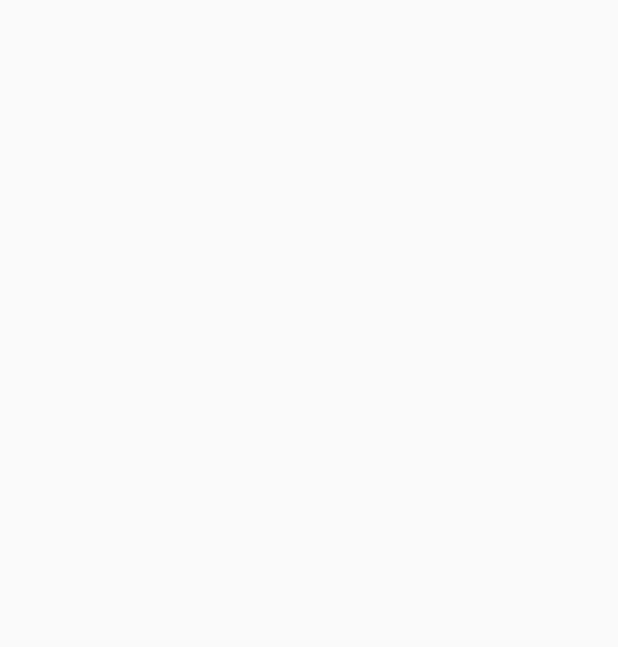
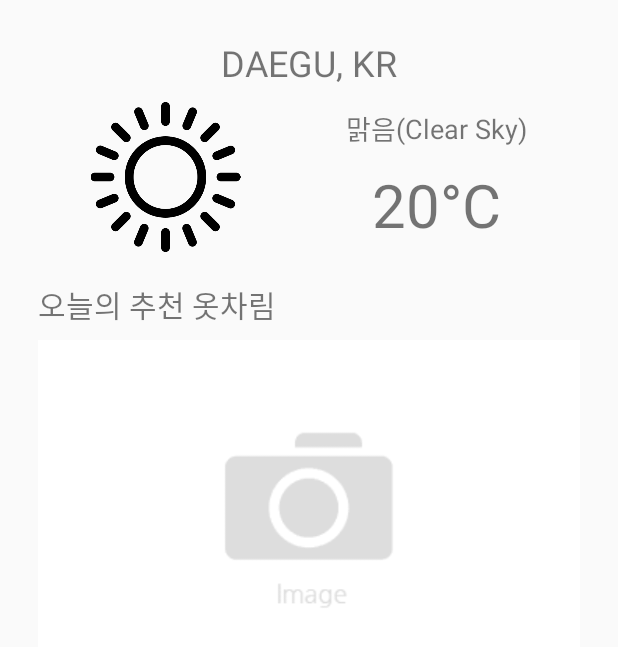
Before and after one commit to ljiho222/MyCloset, an Android app: the Style screen opened directly, with no data from a screen before it, on a phone screen of 412 x 824 dp. Before the commit the part shown is empty. Shown: the top 647 px of the screen. Run offline under Robolectric (Android 15) with nearby library versions, the phone set to English and light mode, and no system bars.

Commit message:
style xml 수정

```diff
--- a/app/src/main/res/layout/activity_style.xml
+++ b/app/src/main/res/layout/activity_style.xml
@@ -1,9 +1,90 @@
 <?xml version="1.0" encoding="utf-8"?>
-<androidx.constraintlayout.widget.ConstraintLayout xmlns:android="http://schemas.android.com/apk/res/android"
+<RelativeLayout xmlns:android="http://schemas.android.com/apk/res/android"
     xmlns:app="http://schemas.android.com/apk/res-auto"
     xmlns:tools="http://schemas.android.com/tools"
     android:layout_width="match_parent"
     android:layout_height="match_parent"
+    android:padding="25dp"
     tools:context=".Style">
+    <LinearLayout
+        android:orientation="vertical"
+        android:layout_width="match_parent"
+        android:layout_height="match_parent">
 
-</androidx.constraintlayout.widget.ConstraintLayout>
+        <TextView
+            android:id="@+id/address"
+            android:layout_width="wrap_content"
+            android:layout_height="wrap_content"
+            android:layout_gravity="center"
+            android:textSize="24dp"
+            android:text="DAEGU, KR"/>
+
+        <LinearLayout
+            android:layout_width="match_parent"
+            android:layout_height="wrap_content"
+            android:layout_marginTop="10dp"
+            android:orientation="horizontal">
+
+            <ImageView
+                android:id="@+id/w_image"
+                android:layout_width="100dp"
+                android:layout_height="100dp"
+                android:layout_gravity="center"
+                android:layout_weight="1"
+                android:src="@drawable/img1"/>
+
+            <LinearLayout
+                android:layout_width="wrap_content"
+                android:layout_height="wrap_content"
+                android:layout_gravity="center"
+                android:layout_weight="1"
+                android:orientation="vertical">
+                <LinearLayout
+                    android:layout_width="wrap_content"
+                    android:layout_height="wrap_content"
+                    android:layout_gravity="center"
+                    android:orientation="horizontal">
+
+                    <TextView
+                        android:id="@+id/status_main"
+                        android:layout_width="wrap_content"
+                        android:layout_height="wrap_content"
+                        android:textSize="18dp"
+                        android:layout_gravity="center"
+                        android:text="맑음"/>
+                    <TextView
+                        android:id="@+id/status"
+                        android:layout_width="wrap_content"
+                        android:layout_height="wrap_content"
+                        android:textSize="18dp"
+                        android:layout_gravity="center"
+                        android:text="(Clear Sky)"/>
+
+                </LinearLayout>
+                <TextView
+                    android:id="@+id/temp"
+                    android:layout_width="wrap_content"
+                    android:layout_height="wrap_content"
+                    android:textSize="40dp"
+                    android:layout_marginTop="10dp"
+                    android:layout_gravity="center"
+                    android:text="20°C"/>
+            </LinearLayout>
+
+        </LinearLayout>
+        <TextView
+            android:layout_width="wrap_content"
+            android:layout_height="wrap_content"
+            android:layout_marginTop="20dp"
+            android:textSize="20dp"
+            android:text="오늘의 추천 옷차림"/>
+
+        <ImageView
+            android:id="@+id/style_image"
+            android:layout_width="match_parent"
+            android:layout_height="wrap_content"
+            android:src="@drawable/no_image"/>
+
+
+    </LinearLayout>
+</RelativeLayout>
```
Also changed, not shown: app/src/main/res/drawable-v24/img1.png (added).
